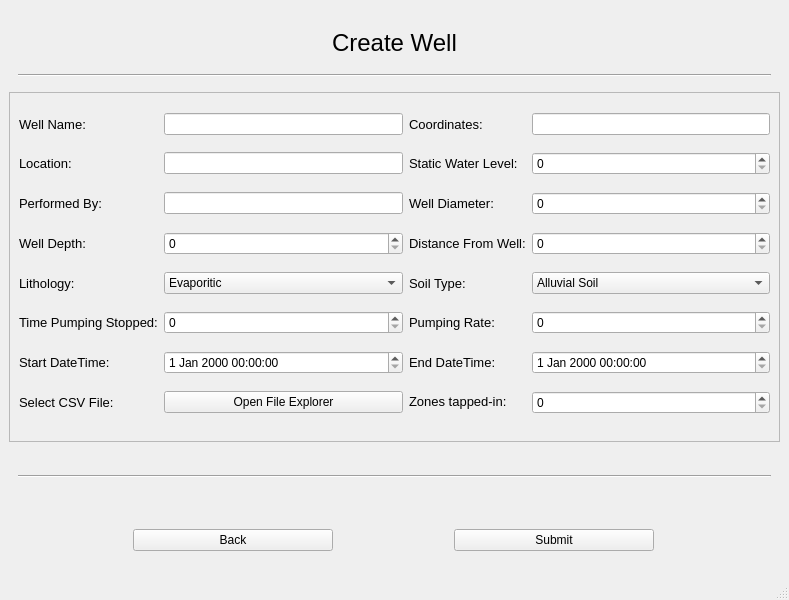
First picture: the form in create_well.ui, repository dhairyashil-G/CGWB-Desktop-App, before the edit.
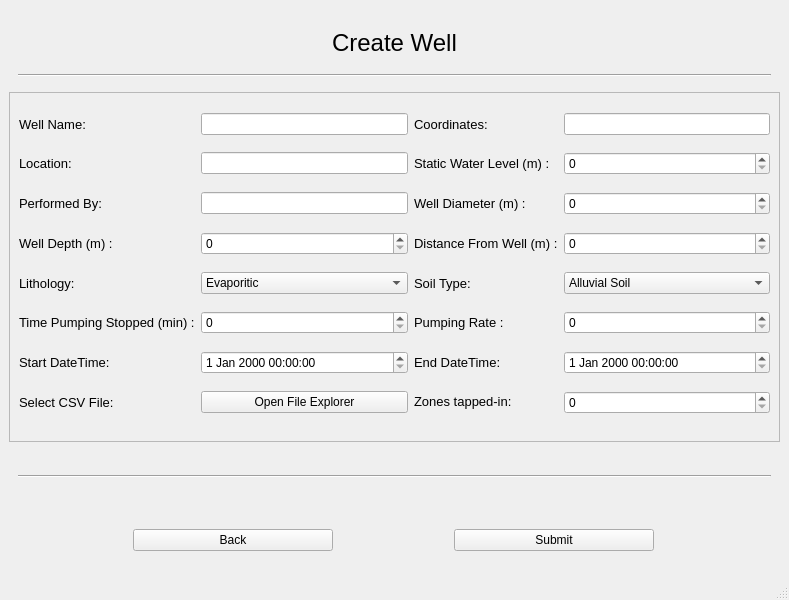
Second picture: the form after the edit.

```diff
--- a/create_well.ui
+++ b/create_well.ui
@@ -91,7 +91,7 @@
           </font>
          </property>
          <property name="text">
-          <string>Pumping Rate:</string>
+          <string>Pumping Rate :</string>
          </property>
         </widget>
        </item>
@@ -131,7 +131,7 @@
           </font>
          </property>
          <property name="text">
-          <string>Well Diameter:</string>
+          <string>Well Diameter (m) :</string>
          </property>
         </widget>
        </item>
@@ -301,7 +301,7 @@
           </font>
          </property>
          <property name="text">
-          <string>Well Depth:</string>
+          <string>Well Depth (m) :</string>
          </property>
         </widget>
        </item>
@@ -320,7 +320,7 @@
           </font>
          </property>
          <property name="text">
-          <string>Time Pumping Stopped:</string>
+          <string>Time Pumping Stopped (min) :</string>
          </property>
         </widget>
        </item>
@@ -339,7 +339,7 @@
           </font>
          </property>
          <property name="text">
-          <string>Static Water Level:</string>
+          <string>Static Water Level (m) :</string>
          </property>
         </widget>
        </item>
@@ -351,7 +351,7 @@
           </font>
          </property>
          <property name="text">
-          <string>Distance From Well:</string>
+          <string>Distance From Well (m) :</string>
          </property>
         </widget>
        </item>
```
